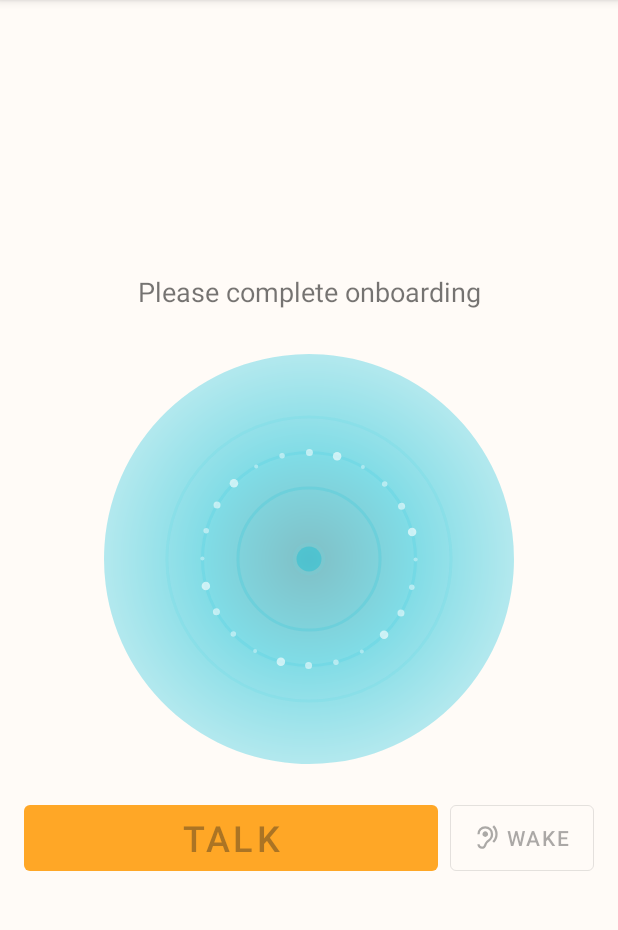
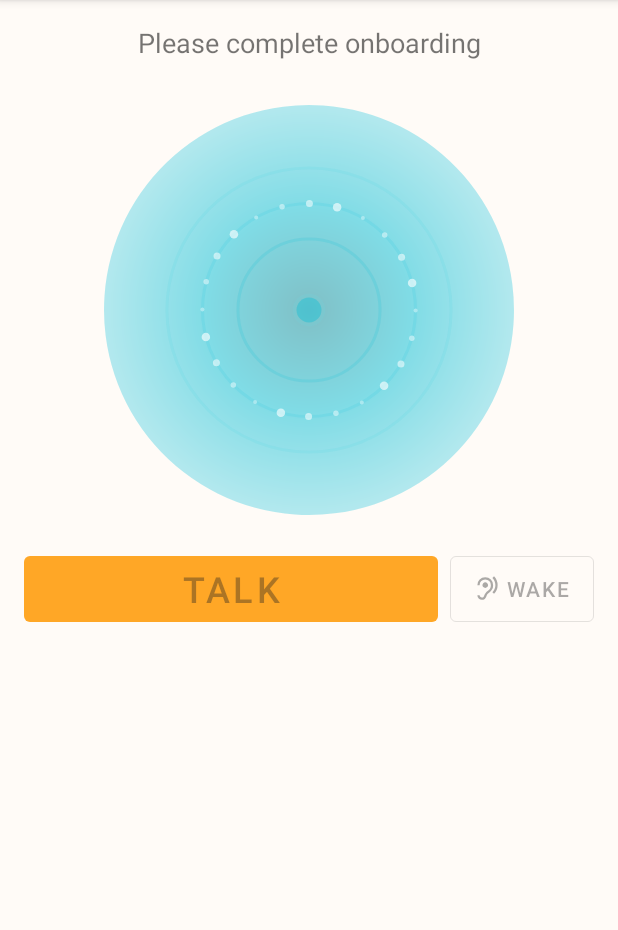
Before and after one commit to mrsheepuk/ha-live, an Android app: the MainActivity screen opened directly, with no data from a screen before it, on a phone screen of 412 x 824 dp, the part 84-1014 px from its top. Run offline under Robolectric (Android 15) with nearby library versions, the phone set to English and light mode, and no system bars; libraries missing offline, so code that uses them is left out: ai.onnxruntime; 2 statements that could not run were skipped.

Commit message:
Restructure layout to top-down fixed header with scrollable transcript
Change from vertically-centered floating layout to a more traditional
top-down layout with dedicated space for transcription.

Layout Changes (activity_main.xml):
- Remove vertical chain centering (chainStyle="packed")
- Remove bottom constraints from statusContainer, audioVisualizer, buttonContainer
- Stack elements top-to-bottom: status → visualizer → buttons → chips → transcript
- Move quickMessageScrollView from CoordinatorLayout into ConstraintLayout
- Position quick message chips as fixed row between buttons and transcript
- RecyclerView now fills all remaining vertical space (height="0dp")
- Remove maxHeight constraint (was 300dp, now unrestricted)
- Remove vertical_bias and height_default attributes

Behavior Changes (MainActivity.kt):
- populateQuickMessageChips() now hides quickMessageScrollView when no enabled messages
- Remove redundant visibility setting in ChatActive state
- Quick message row disappears entirely when empty, giving more space to transcript

Result:
- Fixed top-down layout order (no more centering)
- Transcription gets generous, dedicated scrollable space
- Quick messages only take space when actually present
- More traditional chat app layout
- Better use of screen real estate for conversations

```diff
--- a/app/app/src/main/java/uk/co/mrsheep/halive/ui/MainActivity.kt
+++ b/app/app/src/main/java/uk/co/mrsheep/halive/ui/MainActivity.kt
@@ -314,9 +314,8 @@ class MainActivity : AppCompatActivity() {
                 wakeWordChip.visibility = View.VISIBLE
                 wakeWordChip.isEnabled = false
 
-                // Populate quick message chips
+                // Populate quick message chips (visibility handled inside)
                 populateQuickMessageChips()
-                quickMessageScrollView.visibility = View.VISIBLE
                 // Listener is already active
             }
             is UiState.ExecutingAction -> {
@@ -490,6 +489,15 @@ class MainActivity : AppCompatActivity() {
         // Get enabled quick messages from viewModel
         val quickMessages = viewModel.getEnabledQuickMessages()
 
+        // Hide the entire scroll view if there are no quick messages
+        if (quickMessages.isEmpty()) {
+            quickMessageScrollView.visibility = View.GONE
+            return
+        }
+
+        // Show scroll view and populate chips
+        quickMessageScrollView.visibility = View.VISIBLE
+
         // Create chip for each quick message
         for (quickMessage in quickMessages) {
             val chip = Chip(this).apply {
--- a/app/app/src/main/res/layout/activity_main.xml
+++ b/app/app/src/main/res/layout/activity_main.xml
@@ -32,9 +32,7 @@
         android:gravity="center_vertical"
         app:layout_constraintTop_toTopOf="parent"
         app:layout_constraintStart_toStartOf="parent"
-        app:layout_constraintEnd_toEndOf="parent"
-        app:layout_constraintBottom_toTopOf="@+id/audioVisualizer"
-        app:layout_constraintVertical_chainStyle="packed">
+        app:layout_constraintEnd_toEndOf="parent">
 
         <TextView
             android:id="@+id/statusText"
@@ -62,8 +60,7 @@
         android:layout_marginTop="16dp"
         app:layout_constraintTop_toBottomOf="@id/statusContainer"
         app:layout_constraintStart_toStartOf="parent"
-        app:layout_constraintEnd_toEndOf="parent"
-        app:layout_constraintBottom_toTopOf="@id/buttonContainer" />
+        app:layout_constraintEnd_toEndOf="parent" />
 
     <LinearLayout
         android:id="@+id/buttonContainer"
@@ -73,10 +70,8 @@
         android:orientation="horizontal"
         android:gravity="center_vertical"
         app:layout_constraintTop_toBottomOf="@id/audioVisualizer"
-        app:layout_constraintBottom_toBottomOf="parent"
         app:layout_constraintStart_toStartOf="parent"
-        app:layout_constraintEnd_toEndOf="parent"
-        app:layout_constraintVertical_chainStyle="packed">
+        app:layout_constraintEnd_toEndOf="parent">
         <Button
             android:id="@+id/mainButton"
             android:layout_width="0dp"
@@ -102,41 +97,18 @@
             app:iconSize="18dp" />
     </LinearLayout>
 
-    <androidx.recyclerview.widget.RecyclerView
-        android:id="@+id/transcriptionRecyclerView"
-        android:layout_width="0dp"
-        android:layout_height="0dp"
-        android:layout_marginTop="16dp"
-        android:paddingStart="8dp"
-        android:paddingEnd="8dp"
-        android:paddingBottom="8dp"
-        android:clipToPadding="false"
-        android:background="@android:color/transparent"
-        android:overScrollMode="never"
-        android:scrollbars="none"
-        app:layout_constraintTop_toBottomOf="@id/buttonContainer"
-        app:layout_constraintStart_toStartOf="parent"
-        app:layout_constraintEnd_toEndOf="parent"
-        app:layout_constraintBottom_toBottomOf="parent"
-        app:layout_constraintHeight_default="wrap"
-        app:layout_constraintHeight_max="300dp"
-        app:layout_constraintVertical_bias="1.0" />
-
-    </androidx.constraintlayout.widget.ConstraintLayout>
-
-    <!-- Quick message chips - floating at top, doesn't affect layout -->
+    <!-- Quick message chips - now fixed row in layout -->
     <HorizontalScrollView
         android:id="@+id/quickMessageScrollView"
-        android:layout_width="match_parent"
+        android:layout_width="0dp"
         android:layout_height="wrap_content"
+        android:layout_marginTop="8dp"
         android:visibility="gone"
         android:scrollbars="none"
         android:background="@android:color/transparent"
-        android:elevation="4dp"
-        android:paddingStart="16dp"
-        android:paddingEnd="16dp"
-        android:layout_gravity="top"
-        app:layout_behavior="@string/appbar_scrolling_view_behavior">
+        app:layout_constraintTop_toBottomOf="@id/buttonContainer"
+        app:layout_constraintStart_toStartOf="parent"
+        app:layout_constraintEnd_toEndOf="parent">
 
         <com.google.android.material.chip.ChipGroup
             android:id="@+id/quickMessageChipGroup"
@@ -148,4 +120,23 @@
 
     </HorizontalScrollView>
 
+    <androidx.recyclerview.widget.RecyclerView
+        android:id="@+id/transcriptionRecyclerView"
+        android:layout_width="0dp"
+        android:layout_height="0dp"
+        android:layout_marginTop="8dp"
+        android:paddingStart="8dp"
+        android:paddingEnd="8dp"
+        android:paddingBottom="8dp"
+        android:clipToPadding="false"
+        android:background="@android:color/transparent"
+        android:overScrollMode="never"
+        android:scrollbars="none"
+        app:layout_constraintTop_toBottomOf="@id/quickMessageScrollView"
+        app:layout_constraintStart_toStartOf="parent"
+        app:layout_constraintEnd_toEndOf="parent"
+        app:layout_constraintBottom_toBottomOf="parent" />
+
+    </androidx.constraintlayout.widget.ConstraintLayout>
+
 </androidx.coordinatorlayout.widget.CoordinatorLayout>
```
